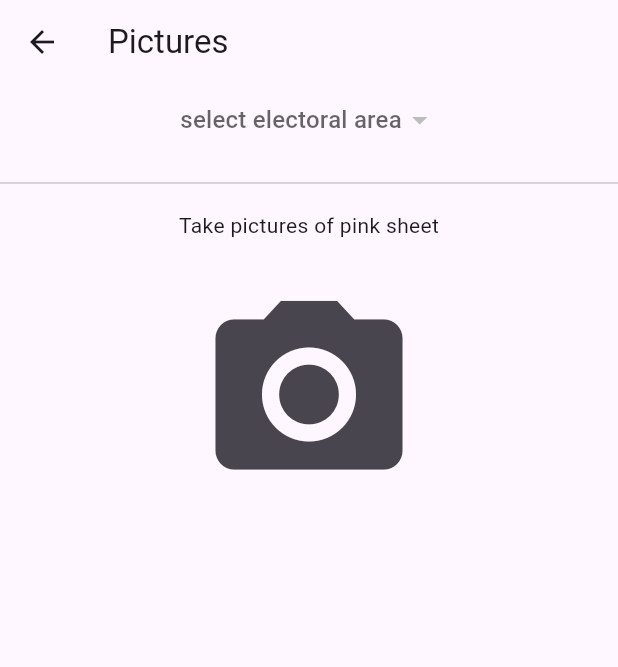
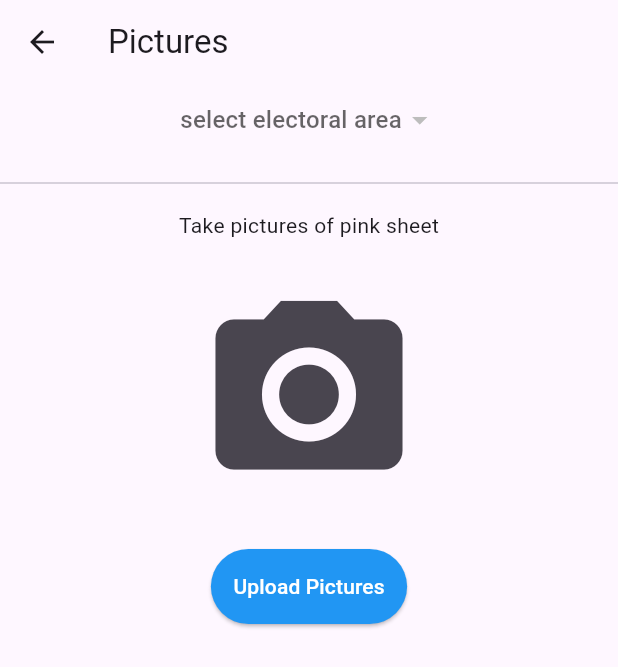
Before and after one commit to Election-Audits/pa-flutter2, a Flutter app: the PicturesPage screen opened directly, on a phone screen of 412 x 824 dp. Shown: the top 667 px of the screen. Run offline on Flutter 3.47's test engine with Material 3 defaults, Android fonts, the phone set to English and light mode, and no system bars; our stand-ins replace cached_network_image, camera, cookie_jar, date_format, dio, dio_cookie_manager and 9 more; missing offline and left inert: devicelocale; accounts and stored records are empty; generated files the repository leaves out were written again; network calls fail; statements that could not run were skipped.

Commit message:
In progress: uploading pictures
http: added postFormData function
Updated db Result entity

```diff
--- a/i18n/en-US.json
+++ b/i18n/en-US.json
@@ -54,7 +54,7 @@
     "cancel": "cancel",
     "checkitem_elect_area": "Select an electoral area",
     "checkitem_add_subagents": "Add polling agents you supervise",
-    "checkitem_assist_subagents": "Assist your sub-agents with theil login codes if needed",
+    "checkitem_assist_subagents": "Assist your sub-agents with their login codes if needed",
     "checkitem_upload_results": "After elections, ensure pictures uploaded and results submitted",
     "checklist": "Checklist",
     "click_hamburger_icon": "Click '☰' icon at top left to start",
@@ -97,5 +97,6 @@
     "surname": "surname",
     "surnameOptional": "surname (optional)",
     "takePictures": "Take pictures of pink sheet",
+    "uploadPictures": "Upload Pictures",
     "uploadResults": "Upload Results"
 }
--- a/lib/db/entity/result.dart
+++ b/lib/db/entity/result.dart
@@ -5,7 +5,7 @@ import 'package:floor/floor.dart';
 @entity
 class Result {
   @PrimaryKey(autoGenerate: true)
-  final int? id;
+  final int id;
 
   final String stationId;
   final String stationName;
@@ -14,16 +14,18 @@ class Result {
   final int unixTime; // also used to name the folder containing the pictures
   String status; // pending or completed
   String? serverResultId; // resultId from server database
-  String? summaryId; // reference to Summary table
-  String? resultItemId; // reference to ResultItem table
+  String? summary; // stringified JSON of summary {totalNumVotes, numRegisteredVoters, numRejectedVotes}
+  String? partyResults; // stringified JSON of {[partyId]: <numVotes>,...}
+  String? candidateResults; // stringified JSON of {[candidateId]: <numVotes>,...}
+  String? unknownResults; // stringified JSON of {[name]: <numVotes>...} for when party/independent candidate not known
 
-  Result(this.id, this.stationId, this.stationName, this.electionId, this.electionType, this.unixTime, this.status);
+  Result(this.id, this.stationId, this.stationName, this.electionId, this.electionType, this.unixTime, this.status); // this.id,
 
   // TODO: indexes: status, unixTime?
 
   @override
   String toString() {
-    return 'Result {id: $id, electoralAreaId: $stationId}, status: $status, electionType ... ';
+    return 'Result {id: $id, electoralAreaId: $stationId, status: $status, electionType ... }';
   }
 }
 
--- a/lib/page/results/pictures.dart
+++ b/lib/page/results/pictures.dart
@@ -120,6 +120,18 @@ class _PicturesPageState extends ConsumerState<PicturesPage> {
               },
               icon: const Icon(Icons.photo_camera)
             )
+          ),
+
+          // Upload pictures button
+          ElevatedButton(
+            style: TextButton.styleFrom(
+              foregroundColor: Theme.of(context).primaryColor,
+              padding: EdgeInsets.all(15.0)),
+            child: Text(I18n.of(context)!.uploadPictures,
+              style: TextStyle(color: Colors.white)),
+            onPressed: () {
+              _resultController.onUploadPicturesPress();
+            },
           )
         ])
       )
@@ -147,7 +159,9 @@ class _PicturesPageState extends ConsumerState<PicturesPage> {
 
     try {
       await spf.setString('stationId', _selectedStation!.id);
+      await spf.setString('stationName', _selectedStation!.name);
       await spf.setString('electionId', _selectedElection!.id);
+      await spf.setString('electionType', _selectedElection!.type);
       await spf.setString('pictureDir', pictureDir!);
     } catch (exc) {
       debugPrint('cameraPress exc: $exc');
```
Also changed, not shown: lib/controller/result.dart (+89 -4 lines), lib/core/http/http.dart (+9 -16 lines), lib/db/dao/result.dart (+16 -1 lines), lib/db/database.g.dart, lib/generated/i18n.dart, 1 other file.
